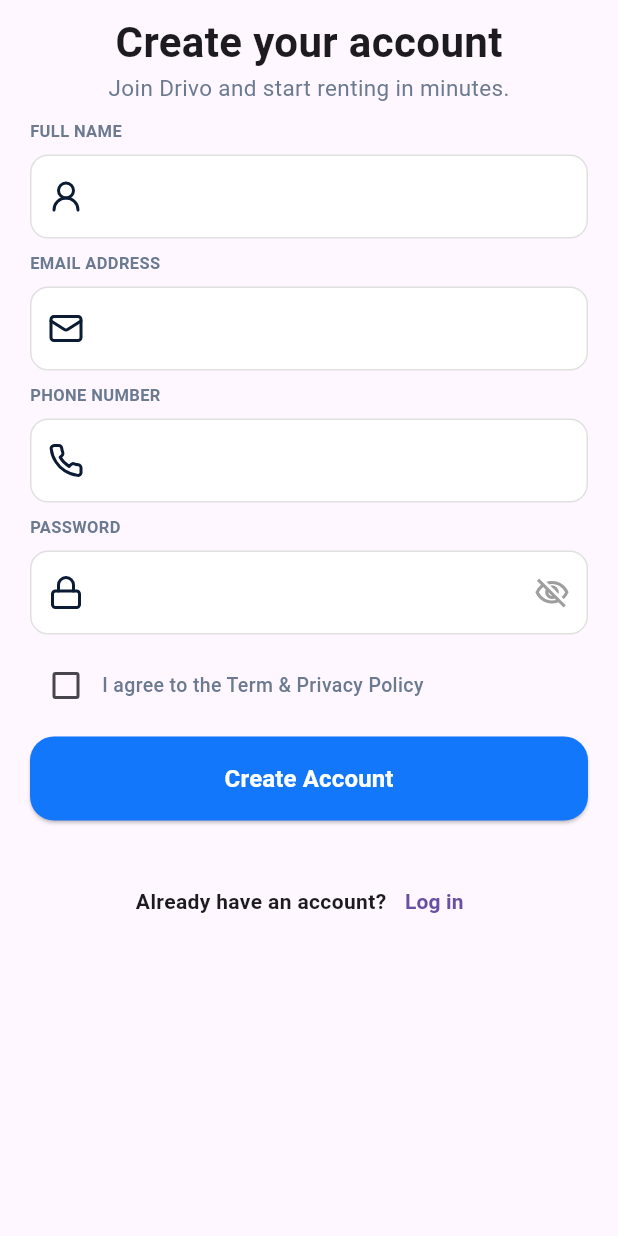
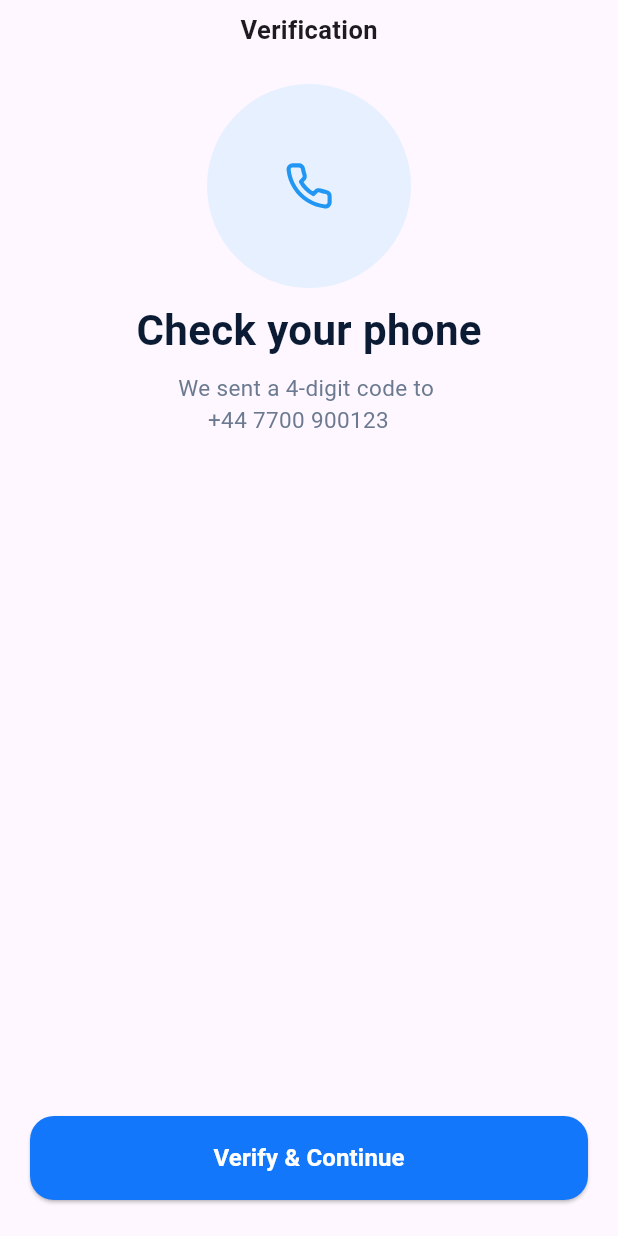
Before and after one commit to ritikpandit503/car_rental_app_design, a Flutter app: the screen it shows after launch, on a phone screen of 412 x 824 dp. Run offline on Flutter 3.47's test engine with Material 3 defaults, Android fonts, the phone set to English and light mode, and no system bars; our stand-ins replace flutter_svg.

Commit message:
Created verify otp screen

```diff
--- a/lib/Screens/auth/login_screen.dart
+++ b/lib/Screens/auth/login_screen.dart
@@ -57,6 +57,7 @@ class _LoginScreenState extends State<LoginScreen> {
                         controller: userEmail,
                         assetsIcon: "assets/icons/mail.svg",
                         isPassword: false,
+                        hintText: "Kaushal@drivo.com",
                       ),
                       Spacing.h10,
                       Align(
@@ -75,6 +76,7 @@ class _LoginScreenState extends State<LoginScreen> {
                         controller: userPassword,
                         assetsIcon: "assets/icons/lock.svg",
                         isPassword: true,
+                        hintText: "Enter Password",
                       ),
                       Spacing.h8,
                       Row(
--- a/lib/Screens/auth/sign_up_screen.dart
+++ b/lib/Screens/auth/sign_up_screen.dart
@@ -57,6 +57,7 @@ class _SignUpScreenState extends State<SignUpScreen> {
                   keyboardType: TextInputType.text,
                   controller: userName,
                   assetsIcon: "assets/icons/user.svg",
+                  hintText: "Kaushal Oza",
                 ),
                 Spacing.h8,
                 Align(
@@ -75,6 +76,7 @@ class _SignUpScreenState extends State<SignUpScreen> {
                   keyboardType: TextInputType.emailAddress,
                   controller: userEmail,
                   assetsIcon: "assets/icons/mail.svg",
+                  hintText: "kaushal@drivo.app",
                 ),
                 Spacing.h8,
                 Align(
@@ -93,6 +95,7 @@ class _SignUpScreenState extends State<SignUpScreen> {
                   keyboardType: TextInputType.phone,
                   controller: userNumber,
                   assetsIcon: "assets/icons/phone.svg",
+                  hintText: "+44 7700 900123",
                 ),
                 Spacing.h8,
                 Align(
@@ -112,6 +115,7 @@ class _SignUpScreenState extends State<SignUpScreen> {
                   controller: userPassword,
                   assetsIcon: "assets/icons/lock.svg",
                   isPassword: true,
+                  hintText: "Create a strong password",
                 ),
                 Spacing.h10,
                 Row(
--- /dev/null
+++ b/lib/Screens/auth/verify_otp_screen.dart
@@ -0,0 +1,70 @@
+import 'package:car_rental_app_design/Themes/app_color.dart';
+import 'package:car_rental_app_design/Widgets/custom_button.dart';
+import 'package:car_rental_app_design/Widgets/spacing.dart';
+import 'package:flutter/material.dart';
+import 'package:flutter_svg/flutter_svg.dart';
+
+class VerifyOtpScreen extends StatefulWidget {
+  const VerifyOtpScreen({super.key});
+
+  @override
+  State<VerifyOtpScreen> createState() => _VerifyOtpScreenState();
+}
+
+class _VerifyOtpScreenState extends State<VerifyOtpScreen> {
+  @override
+  Widget build(BuildContext context) {
+    return Scaffold(
+      body: SafeArea(
+        child: Padding(
+          padding: const EdgeInsets.fromLTRB(20, 8, 20, 24),
+          child: Center(
+            child: Column(
+              children: [
+                Text(
+                  "Verification",
+                  style: TextStyle(fontSize: 17, fontWeight: FontWeight.w600),
+                ),
+                Spacing.h24,
+                CircleAvatar(
+                  backgroundColor: Color(0XFFE6F0FF),
+                  radius: 68,
+                  child: CircleAvatar(
+                    radius: 48,
+                    backgroundColor: Color(0xFFE6F0FF),
+                    child: SvgPicture.asset(
+                      "assets/icons/phone.svg",
+                      width: 33,
+                      height: 33,
+                      color: Colors.blue,
+                    ),
+                  ),
+                ),
+                Spacing.h8,
+                Text(
+                  "Check your phone",
+                  style: TextStyle(
+                    fontSize: 28,
+                    fontWeight: FontWeight.w700,
+                    color: Color(0XFF0B1B33),
+                  ),
+                ),
+                Spacing.h8,
+                Text(
+                  "We sent a 4-digit code to \n     +44 7700 900123",
+                  style: TextStyle(
+                    fontSize: 15,
+                    fontWeight: FontWeight.w400,
+                    color: AppColor.slate,
+                  ),
+                ),
+                Spacer(),
+                CustomButton(text: "Verify & Continue"),
+              ],
+            ),
+          ),
+        ),
+      ),
+    );
+  }
+}
--- a/lib/Widgets/custom_text_field.dart
+++ b/lib/Widgets/custom_text_field.dart
@@ -1,3 +1,4 @@
+import 'package:car_rental_app_design/Themes/app_color.dart';
 import 'package:flutter/material.dart';
 import 'package:flutter_svg/flutter_svg.dart';
 
@@ -5,6 +6,7 @@ class CustomTextField extends StatefulWidget {
   final TextInputType keyboardType;
   final TextEditingController controller;
   final String assetsIcon;
+  final String hintText;
   final bool isPassword;
 
   const CustomTextField({
@@ -13,6 +15,7 @@ class CustomTextField extends StatefulWidget {
     required this.controller,
     required this.assetsIcon,
     this.isPassword = false,
+    required this.hintText,
   });
 
   @override
@@ -28,6 +31,11 @@ class _CustomTextFieldState extends State<CustomTextField> {
       controller: widget.controller,
       keyboardType: widget.keyboardType,
       decoration: InputDecoration(
+        hintText: widget.hintText,hintStyle: TextStyle(
+        fontWeight: FontWeight.w500,
+        fontSize: 15,
+        color: AppColor.midnightInk,
+      ),
         fillColor: Colors.white,
         filled: true,
         border: OutlineInputBorder(borderRadius: BorderRadius.circular(20)),
--- a/lib/Widgets/spacing.dart
+++ b/lib/Widgets/spacing.dart
@@ -8,5 +8,7 @@ class Spacing {
    static const h16 = SizedBox(height: 16);
    static const h10 = SizedBox(height: 10);
    static const h30 = SizedBox(height: 30);
+   static const h24 = SizedBox(height: 24);
+   static const h14 = SizedBox(height: 14);
 
 }
--- a/lib/main.dart
+++ b/lib/main.dart
@@ -1,5 +1,6 @@
 import 'package:car_rental_app_design/Screens/auth/login_screen.dart';
 import 'package:car_rental_app_design/Screens/auth/sign_up_screen.dart';
+import 'package:car_rental_app_design/Screens/auth/verify_otp_screen.dart';
 import 'package:flutter/material.dart';
 
 void main() {
@@ -15,7 +16,8 @@ class MyApp extends StatelessWidget {
     return MaterialApp(
       debugShowCheckedModeBanner: false,
       //home: const LoginScreen(),
-      home: const SignUpScreen(),
+     // home: const SignUpScreen(),
+      home: const VerifyOtpScreen(),
 
     );
   }
```
